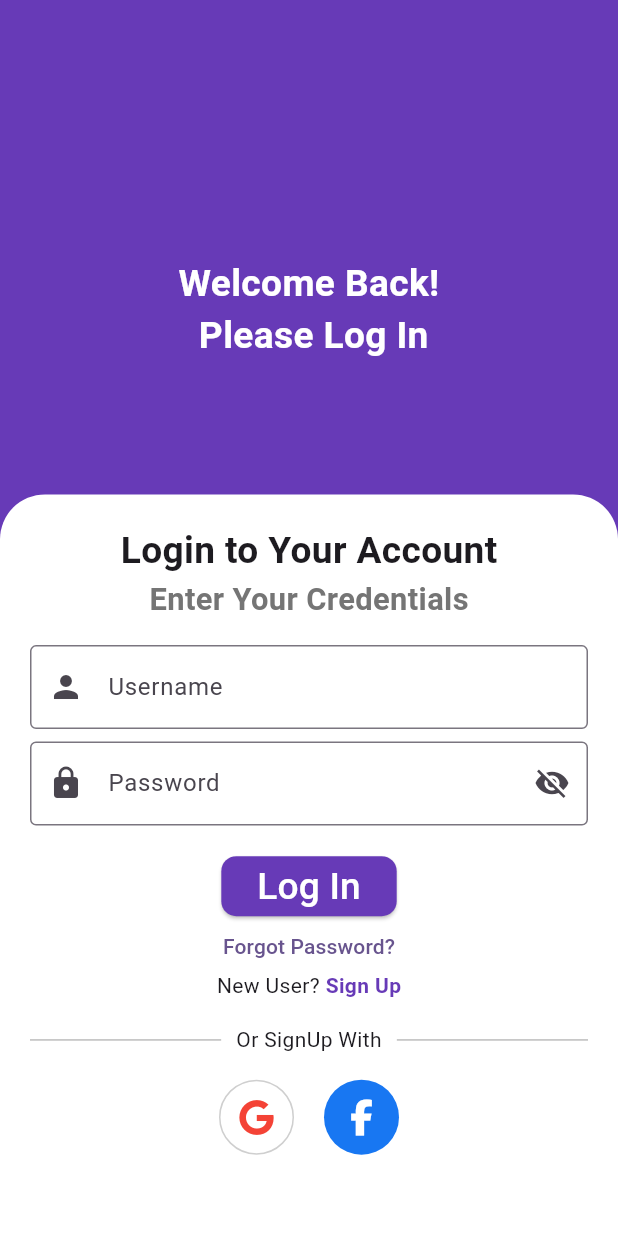
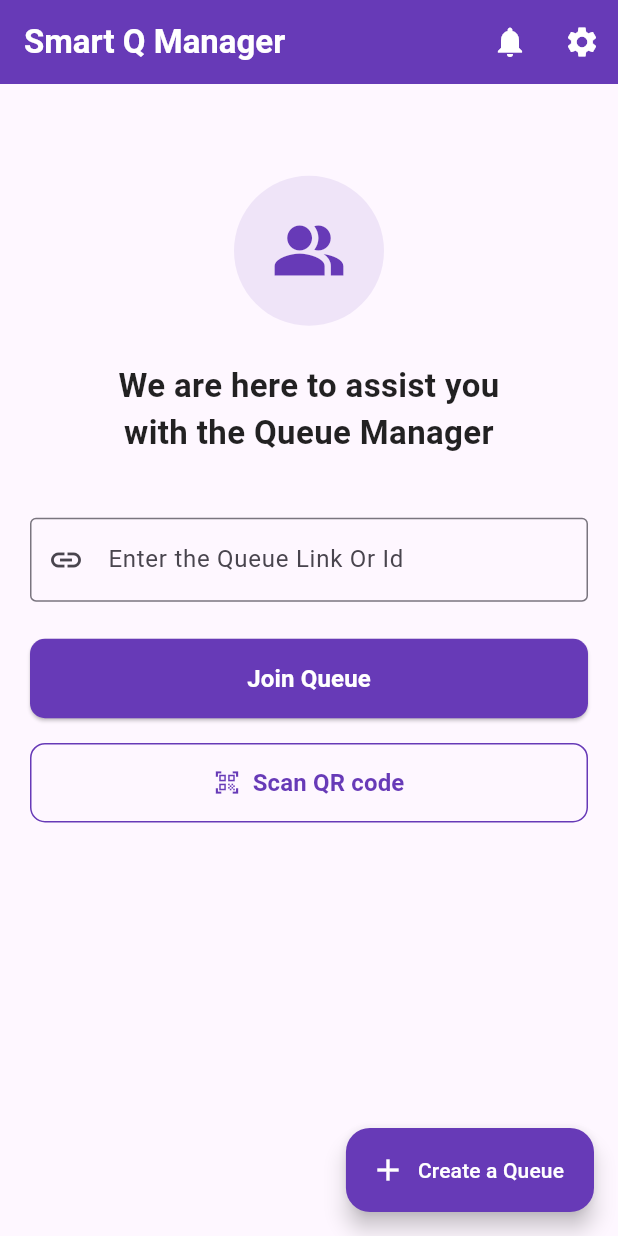
Before and after one commit to narayananns/Smart-Queue-Manager-, a Flutter app: the screen it shows after launch, after a tap on "Log In", on a phone screen of 412 x 824 dp. Run offline on Flutter 3.47's test engine with Material 3 defaults, Android fonts, the phone set to English and light mode, and no system bars; our stand-ins replace font_awesome_flutter, google_sign_in; missing offline and left inert: email_otp, flutter_facebook_auth.

Commit message:
Updated home page

```diff
--- a/lib/main.dart
+++ b/lib/main.dart
@@ -1,5 +1,5 @@
 import 'package:flutter/material.dart';
-import 'package:koku/screens/login_screen.dart';
+import 'package:koku/screens/auth_screens/login_screen.dart';
 
 void main() {
   runApp(const MyApp());
--- a/lib/screens/login_screen.dart
+++ b/lib/screens/auth_screens/login_screen.dart
@@ -2,7 +2,8 @@ import "package:flutter/material.dart";
 import "package:font_awesome_flutter/font_awesome_flutter.dart";
 import "package:google_sign_in/google_sign_in.dart";
 import "package:flutter_facebook_auth/flutter_facebook_auth.dart";
-import "signup_screen.dart";
+import '../main/home_page.dart';
+import 'signup_screen.dart';
 
 class LoginScreen extends StatefulWidget {
   const LoginScreen({super.key});
@@ -126,6 +127,12 @@ class _LoginScreenState extends State<LoginScreen> {
                         ),
                         onPressed: () {
                           // Handle login logic here
+                          Navigator.pushReplacement(
+                            context,
+                            MaterialPageRoute(
+                              builder: (context) => const HomePage(),
+                            ),
+                          );
                         },
                         child: Text(
                           "Log In",
--- /dev/null
+++ b/lib/screens/main/home_page.dart
@@ -0,0 +1,219 @@
+import 'package:flutter/material.dart';
+
+class HomePage extends StatefulWidget {
+  const HomePage({super.key});
+
+  @override
+  State<HomePage> createState() => _HomePageState();
+}
+
+class _HomePageState extends State<HomePage> {
+  final TextEditingController _queueIdController = TextEditingController();
+
+  @override
+  void dispose() {
+    _queueIdController.dispose();
+    super.dispose();
+  }
+
+  void _handleJoinQueue() {
+    if (_queueIdController.text.trim().isEmpty) {
+      ScaffoldMessenger.of(context).showSnackBar(
+        const SnackBar(
+          content: Text('Please enter a Queue Link or ID'),
+          backgroundColor: Colors.red,
+        ),
+      );
+      return;
+    }
+    // Logic to join queue would go here
+    ScaffoldMessenger.of(context).showSnackBar(
+      SnackBar(content: Text('Joining Queue: ${_queueIdController.text}')),
+    );
+  }
+
+  void _handleMenuSelection(String value) {
+    if (!mounted) return;
+    ScaffoldMessenger.of(
+      context,
+    ).showSnackBar(SnackBar(content: Text('Selected: $value')));
+    // Navigate to respective screens if they exist
+  }
+
+  @override
+  Widget build(BuildContext context) {
+    final h = MediaQuery.of(context).size.height;
+
+    return Scaffold(
+      appBar: AppBar(
+        backgroundColor: Colors.deepPurple,
+        foregroundColor: Colors.white,
+        title: const Text(
+          "Smart Q Manager",
+          style: TextStyle(fontWeight: FontWeight.bold),
+        ),
+        actions: [
+          IconButton(
+            onPressed: () {
+              ScaffoldMessenger.of(context).showSnackBar(
+                const SnackBar(content: Text("Notifications clicked")),
+              );
+            },
+            icon: const Icon(Icons.notifications),
+          ),
+          PopupMenuButton<String>(
+            icon: const Icon(Icons.settings),
+            onSelected: _handleMenuSelection,
+            itemBuilder: (BuildContext context) {
+              return [
+                const PopupMenuItem(
+                  value: 'Invite Friends',
+                  child: ListTile(
+                    leading: Icon(Icons.person_add, color: Colors.deepPurple),
+                    title: Text('Invite Friends'),
+                    contentPadding: EdgeInsets.zero,
+                  ),
+                ),
+                const PopupMenuItem(
+                  value: 'Rate Smart Queue',
+                  child: ListTile(
+                    leading: Icon(Icons.star, color: Colors.deepPurple),
+                    title: Text('Rate Smart Queue'),
+                    contentPadding: EdgeInsets.zero,
+                  ),
+                ),
+                const PopupMenuItem(
+                  value: 'Contact Us',
+                  child: ListTile(
+                    leading: Icon(Icons.contact_mail, color: Colors.deepPurple),
+                    title: Text('Contact Us'),
+                    contentPadding: EdgeInsets.zero,
+                  ),
+                ),
+                const PopupMenuItem(
+                  value: 'Terms And Conditions',
+                  child: ListTile(
+                    leading: Icon(Icons.article, color: Colors.deepPurple),
+                    title: Text('Terms And Conditions'),
+                    contentPadding: EdgeInsets.zero,
+                  ),
+                ),
+                const PopupMenuItem(
+                  value: 'Privacy and Policy',
+                  child: ListTile(
+                    leading: Icon(Icons.privacy_tip, color: Colors.deepPurple),
+                    title: Text('Privacy and Policy'),
+                    contentPadding: EdgeInsets.zero,
+                  ),
+                ),
+                const PopupMenuItem(
+                  value: 'About',
+                  child: ListTile(
+                    leading: Icon(Icons.info, color: Colors.deepPurple),
+                    title: Text('About'),
+                    contentPadding: EdgeInsets.zero,
+                  ),
+                ),
+              ];
+            },
+          ),
+        ],
+      ),
+      body: Padding(
+        padding: const EdgeInsets.all(20.0),
+        child: SingleChildScrollView(
+          child: Column(
+            crossAxisAlignment: CrossAxisAlignment.stretch,
+            children: [
+              SizedBox(height: h * 0.05),
+              // Header Image or Illustration could go here
+              Center(
+                child: Container(
+                  width: 100,
+                  height: 100,
+                  decoration: BoxDecoration(
+                    color: Colors.deepPurple.withValues(alpha: 0.1),
+                    shape: BoxShape.circle,
+                  ),
+                  child: const Icon(
+                    Icons.people_alt,
+                    size: 50,
+                    color: Colors.deepPurple,
+                  ),
+                ),
+              ),
+              SizedBox(height: h * 0.03),
+              const Text(
+                "We are here to assist you\nwith the Queue Manager",
+                textAlign: TextAlign.center,
+                style: TextStyle(
+                  fontSize: 22,
+                  fontWeight: FontWeight.bold,
+                  color: Colors.black87,
+                ),
+              ),
+              SizedBox(height: h * 0.05),
+              TextField(
+                controller: _queueIdController,
+                decoration: const InputDecoration(
+                  labelText: "Enter the Queue Link Or Id",
+                  border: OutlineInputBorder(),
+                  prefixIcon: Icon(Icons.link),
+                  hintText: "e.g. 12345 or https://...",
+                ),
+              ),
+              SizedBox(height: h * 0.03),
+              ElevatedButton(
+                style: ElevatedButton.styleFrom(
+                  backgroundColor: Colors.deepPurple,
+                  foregroundColor: Colors.white,
+                  padding: const EdgeInsets.symmetric(vertical: 15),
+                  shape: RoundedRectangleBorder(
+                    borderRadius: BorderRadius.circular(10),
+                  ),
+                ),
+                onPressed: _handleJoinQueue,
+                child: const Text(
+                  "Join Queue",
+                  style: TextStyle(fontSize: 16, fontWeight: FontWeight.bold),
+                ),
+              ),
+              SizedBox(height: h * 0.02),
+              OutlinedButton.icon(
+                style: OutlinedButton.styleFrom(
+                  padding: const EdgeInsets.symmetric(vertical: 15),
+                  side: const BorderSide(color: Colors.deepPurple),
+                  shape: RoundedRectangleBorder(
+                    borderRadius: BorderRadius.circular(10),
+                  ),
+                  foregroundColor: Colors.deepPurple,
+                ),
+                onPressed: () {
+                  ScaffoldMessenger.of(context).showSnackBar(
+                    const SnackBar(content: Text("QR Scan clicked")),
+                  );
+                },
+                icon: const Icon(Icons.qr_code_scanner),
+                label: const Text(
+                  "Scan QR code",
+                  style: TextStyle(fontSize: 16, fontWeight: FontWeight.bold),
+                ),
+              ),
+            ],
+          ),
+        ),
+      ),
+      floatingActionButton: FloatingActionButton.extended(
+        backgroundColor: Colors.deepPurple,
+        foregroundColor: Colors.white,
+        onPressed: () {
+          ScaffoldMessenger.of(
+            context,
+          ).showSnackBar(const SnackBar(content: Text("Create Queue clicked")));
+        },
+        icon: const Icon(Icons.add),
+        label: const Text("Create a Queue"),
+      ),
+    );
+  }
+}
```
Also changed, not shown: lib/screens/auth_screens/signup_screen.dart (renamed from lib/screens/signup_screen.dart, +21 -3 lines).
